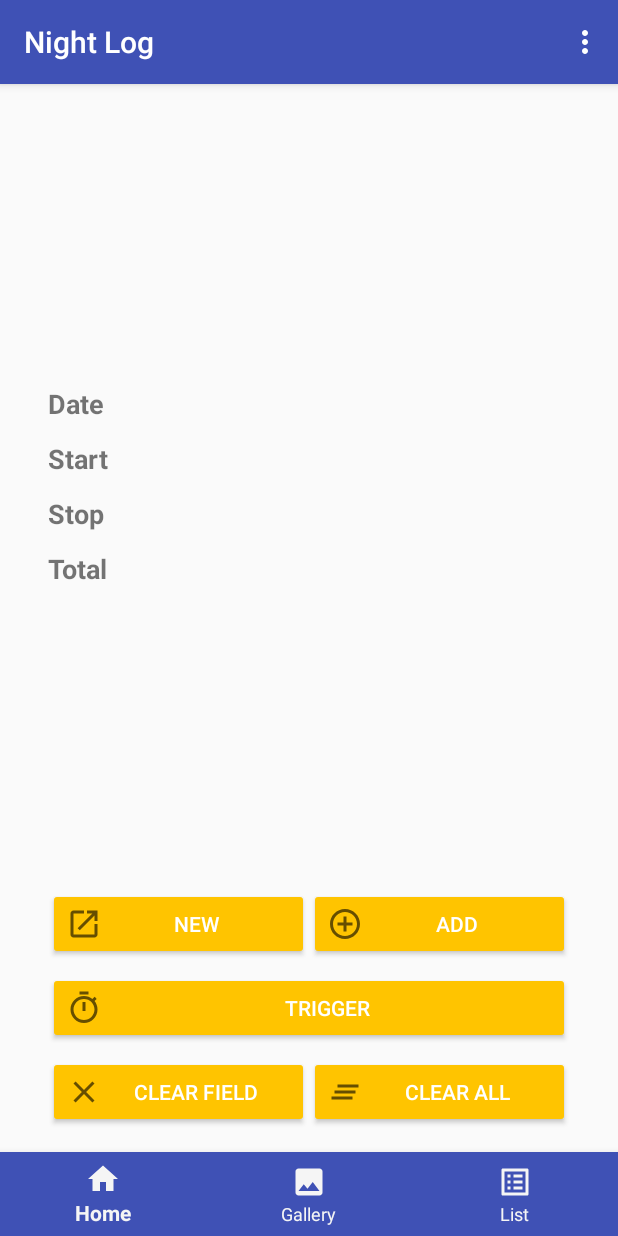
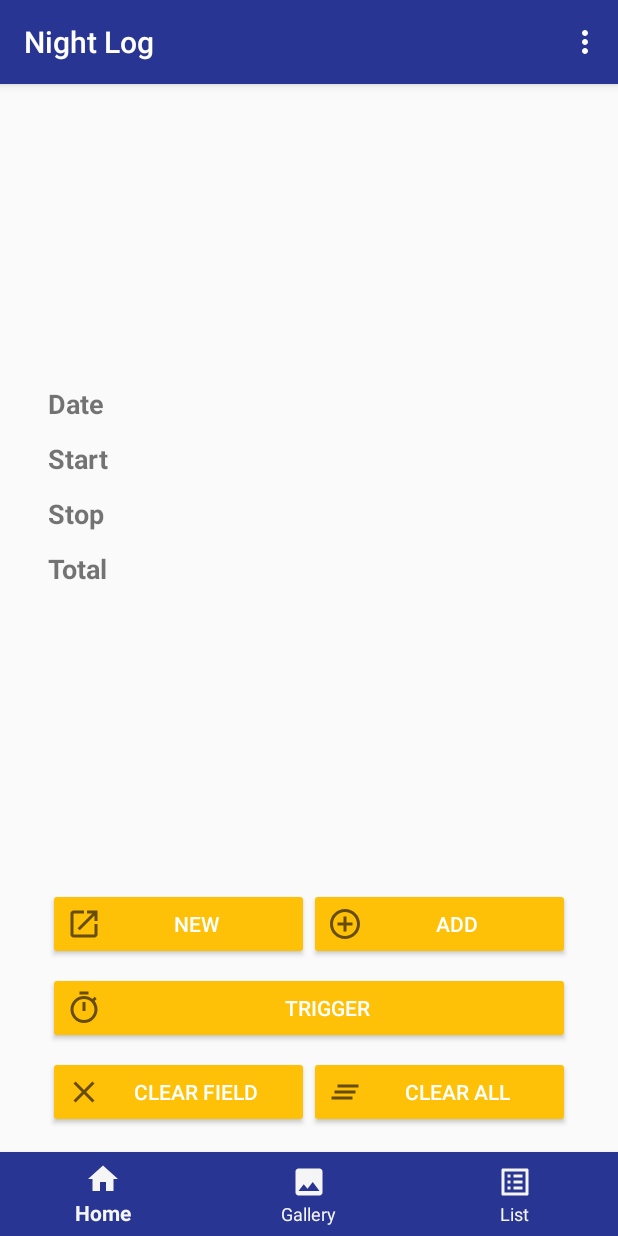
Before and after one commit to like2000/NightLogApp, an Android app: the fragment ControlsFragment placed in its activity, on a phone screen of 412 x 824 dp. Run offline under Robolectric (Android 15) with nearby library versions, the phone set to English and light mode, and no system bars; our stand-ins replace data binding.

Commit message:
Fix textedit update, date after 0:00, colors,header in saving.

```diff
--- a/app/src/main/java/ch/li/k/nightlog/MonitorAdapter.java
+++ b/app/src/main/java/ch/li/k/nightlog/MonitorAdapter.java
@@ -7,7 +7,6 @@ import android.view.ViewGroup;
 import androidx.annotation.NonNull;
 import androidx.recyclerview.widget.RecyclerView;
 
-import java.util.ArrayList;
 import java.util.List;
 
 import ch.li.k.nightlog.databinding.MonitorItemBinding;
@@ -15,7 +14,7 @@ import ch.li.k.nightlog.databinding.MonitorItemBinding;
 public class MonitorAdapter extends RecyclerView.Adapter<MonitorAdapter.MonitorViewHolder> {
 
     public int selectedRow = RecyclerView.NO_POSITION;
-    private List<StatsModel> monitorItemsList = new ArrayList<>();
+    private List<StatsModel> monitorItemsList;// = new ArrayList<>();
 
     @NonNull
     @Override
--- a/app/src/main/res/drawable/ripple.xml
+++ b/app/src/main/res/drawable/ripple.xml
@@ -1,6 +1,6 @@
 <?xml version="1.0" encoding="utf-8"?>
 <ripple xmlns:android="http://schemas.android.com/apk/res/android"
-    android:color="@color/colorAccent">
+    android:color="@color/secondaryColor">
     <item
         android:id="@android:id/mask"
         android:drawable="@android:color/white" />
--- a/app/src/main/res/drawable/roundbutton.xml
+++ b/app/src/main/res/drawable/roundbutton.xml
@@ -1,6 +1,6 @@
 <?xml version="1.0" encoding="utf-8"?>
 <shape xmlns:android="http://schemas.android.com/apk/res/android">
-    <solid android:color="@color/colorPrimaryDark" />
+    <solid android:color="@color/primaryDarkColor" />
     <corners
         android:bottomLeftRadius="16dp"
         android:bottomRightRadius="16dp"
--- a/app/src/main/res/drawable/selectrow.xml
+++ b/app/src/main/res/drawable/selectrow.xml
@@ -1,6 +1,6 @@
 <?xml version="1.0" encoding="utf-8"?>
 <selector xmlns:android="http://schemas.android.com/apk/res/android">
 <!--    <item android:drawable="@color/colorPrimaryDark" android:state_pressed="true" />-->
-    <item android:drawable="@color/colorPrimary" android:state_selected="true" />
-    <item android:drawable="@color/colorAccent" android:state_hovered="true" />
+    <item android:drawable="@color/primaryColor" android:state_selected="true" />
+    <item android:drawable="@color/secondaryColor" android:state_hovered="true" />
 </selector>
--- a/app/src/main/res/layout/content_main.xml
+++ b/app/src/main/res/layout/content_main.xml
@@ -28,9 +28,9 @@
 
     <com.google.android.material.bottomnavigation.BottomNavigationView
         android:id="@+id/bottomNavigationView"
+        style="@style/Widget.MaterialComponents.AppBarLayout.Primary"
         android:layout_width="0dp"
         android:layout_height="wrap_content"
-        app:itemBackground="@color/colorPrimary"
         app:itemIconTint="@color/grey_100"
         app:itemTextColor="@color/grey_100"
         app:layout_constraintBottom_toBottomOf="parent"
--- a/app/src/main/res/layout/controls_fragment.xml
+++ b/app/src/main/res/layout/controls_fragment.xml
@@ -61,7 +61,7 @@
                     android:focusable="auto"
                     android:focusableInTouchMode="true"
                     android:importantForAutofill="no"
-                    android:inputType="date"
+                    android:inputType="date|text"
                     android:paddingVertical="6dp"
                     android:singleLine="true"
                     android:text="@{model.date.format(DateTimeFormatter.ofPattern(`EEE dd. MMM yyyy`).withLocale(Locale.GERMANY))}"
--- /dev/null
+++ b/app/src/main/res/values-night/themes.xml
@@ -0,0 +1,4 @@
+<?xml version="1.0" encoding="utf-8"?>
+<resources>
+
+</resources>
--- a/app/src/main/res/values/colors.xml
+++ b/app/src/main/res/values/colors.xml
@@ -329,7 +329,16 @@
     <!--    <color name="colorPrimary">#6200EE</color>-->
     <!--    <color name="colorPrimaryDark">#3700B3</color>-->
     <!--    <color name="colorAccent">#03DAC5</color>-->
-    <color name="colorPrimary">@color/indigo_500</color>
-    <color name="colorPrimaryDark">@color/indigo_800</color>
-    <color name="colorAccent">@color/amber_A400</color>
+    <!--    <color name="colorPrimary">@color/indigo_500</color>-->
+    <!--    <color name="colorPrimaryDark">@color/indigo_800</color>-->
+    <!--    <color name="colorAccent">@color/amber_A400</color>-->
+
+    <color name="primaryColor">#283593</color>
+    <color name="primaryLightColor">#5f5fc4</color>
+    <color name="primaryDarkColor">#001064</color>
+    <color name="secondaryColor">#ffc107</color>
+    <color name="secondaryLightColor">#fff350</color>
+    <color name="secondaryDarkColor">#c79100</color>
+    <color name="primaryTextColor">#ffffff</color>
+    <color name="secondaryTextColor">#000000</color>
 </resources>
--- a/app/src/main/res/values/styles.xml
+++ b/app/src/main/res/values/styles.xml
@@ -2,9 +2,9 @@
     <!-- Base application theme. -->
     <style name="AppTheme" parent="Theme.AppCompat.Light.DarkActionBar">
         <!-- Customize your theme here. -->
-        <item name="colorPrimary">@color/colorPrimary</item>
-        <item name="colorPrimaryDark">@color/colorPrimaryDark</item>
-        <item name="colorAccent">@color/colorAccent</item>
+        <item name="colorPrimary">@color/primaryColor</item>
+        <item name="colorPrimaryDark">@color/primaryDarkColor</item>
+        <item name="colorAccent">@color/secondaryColor</item>
     </style>
 
     <style name="AppTheme.NoActionBar">
--- /dev/null
+++ b/app/src/main/res/values/themes.xml
@@ -0,0 +1,4 @@
+<?xml version="1.0" encoding="utf-8"?>
+<resources>
+
+</resources>
```
Also changed, not shown: app/src/main/java/ch/li/k/nightlog/ControlsFragment.java (+72 -4 lines), app/src/main/java/ch/li/k/nightlog/StatsViewModel.java (+16 -1 lines), lib/src/main/java/ch/li/k/lib/DataProvider.java (+10 -3 lines).
